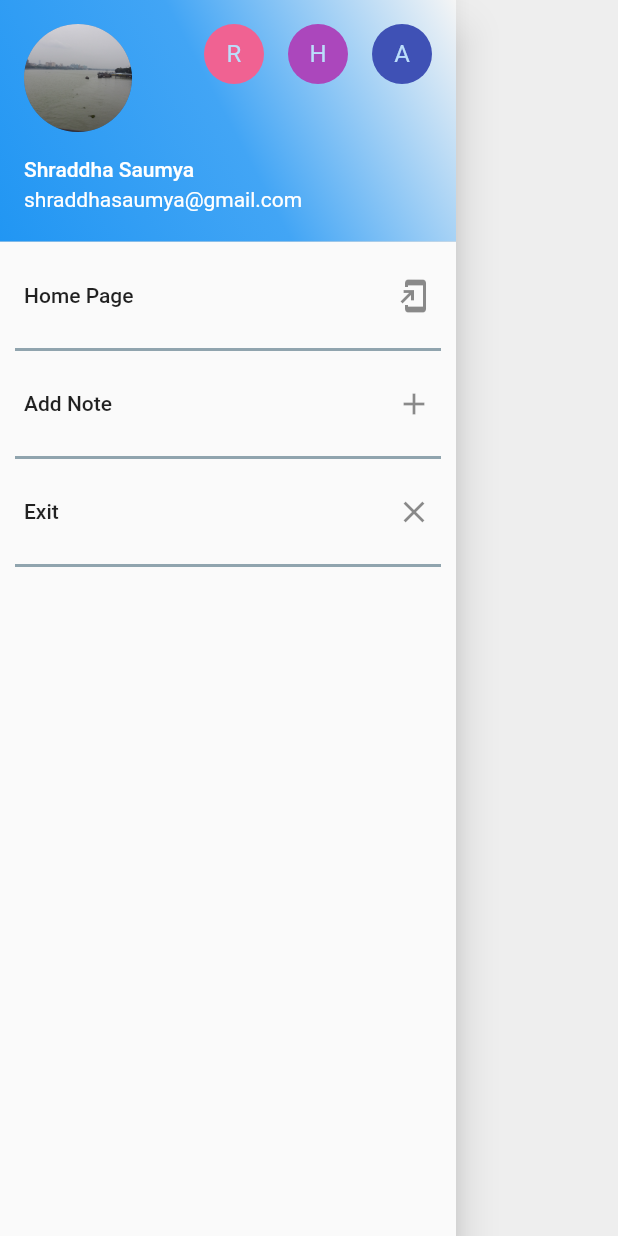
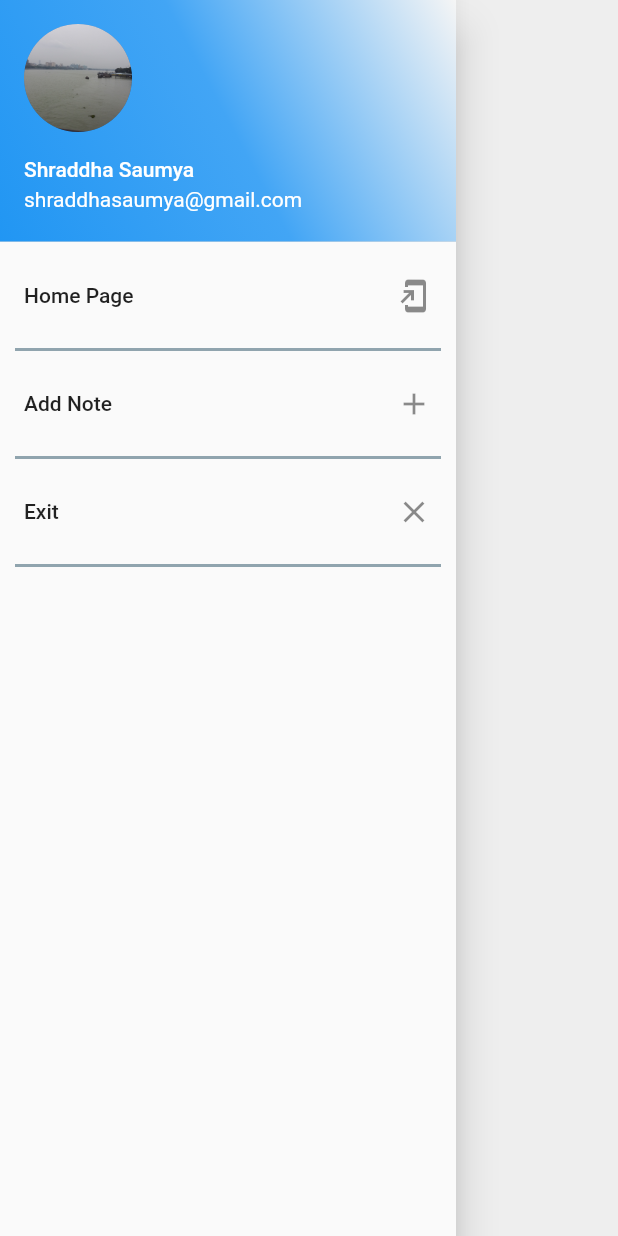
Before and after one commit to ShraddhaSaumya/Notes-App-sqflite, a Flutter app: the screen it shows after launch, with the side drawer open, on a phone screen of 412 x 824 dp. Run offline on Flutter 3.47's test engine with Material 2 defaults, Android fonts, the phone set to English and light mode, and no system bars; our stand-ins replace sqflite; accounts and stored records are empty.

Commit message:
some UI changes

```diff
--- a/lib/Notess/NoteList.dart
+++ b/lib/Notess/NoteList.dart
@@ -50,11 +50,11 @@ class _NoteListState extends State<NoteList> {
             child: ListView(
               children: [
                 UserAccountsDrawerHeader(
-                  otherAccountsPictures: [
+                 /* otherAccountsPictures: [
                     CircleAvatar(child: Text("R"),backgroundColor: Colors.pink.shade300),
                     CircleAvatar(child: Text("H"),backgroundColor: Colors.purple.shade400),
                     CircleAvatar(child: Text("A"),backgroundColor: Colors.indigo),
-                  ],
+                  ],*/
                   decoration: BoxDecoration(
                   gradient: LinearGradient(
                     begin: Alignment.bottomLeft,
@@ -168,7 +168,7 @@ class _NoteListState extends State<NoteList> {
                           decoration: BoxDecoration(
                             borderRadius: BorderRadius.circular(15),
                             image: DecorationImage(image: AssetImage("assets/winter.jpg"),fit: BoxFit.cover,
-                              //colorFilter:ColorFilter.mode(Colors.white, BlendMode.softLight)
+                              colorFilter:ColorFilter.mode(Colors.white, BlendMode.softLight)
                                )
                           ),
                           child:Stack( children: [ Padding(
```
Also changed, not shown: PicturesforReadme/a.jpeg (added), PicturesforReadme/b.jpeg (added), PicturesforReadme/c.jpeg (added), PicturesforReadme/d.jpeg (added).
